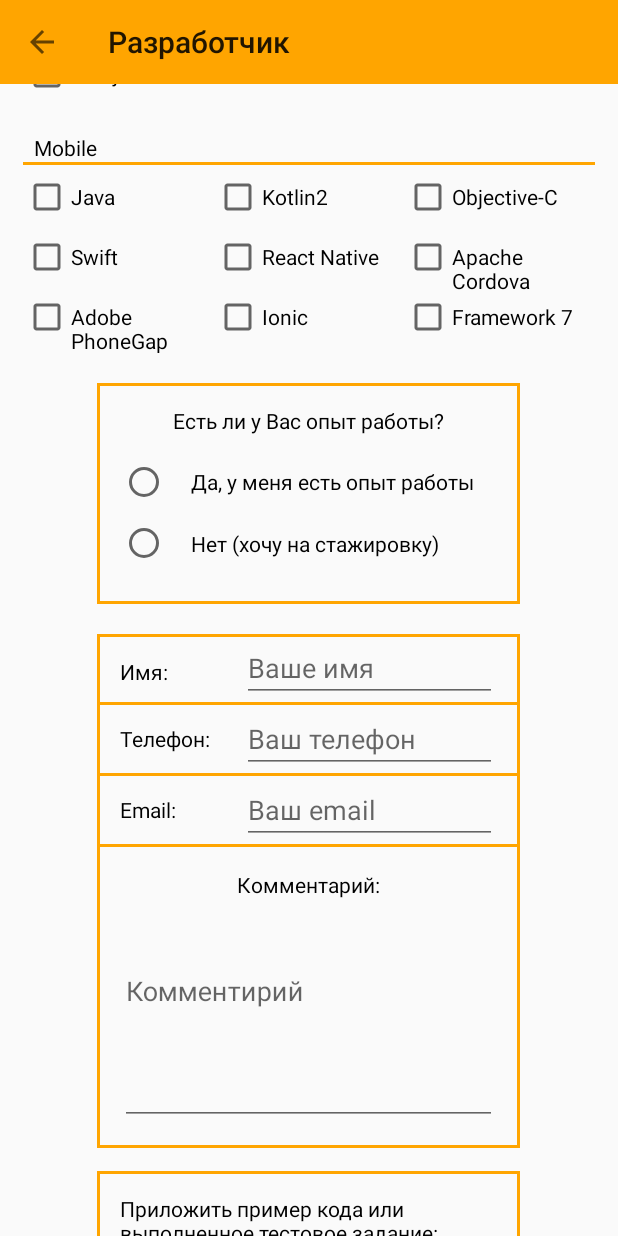
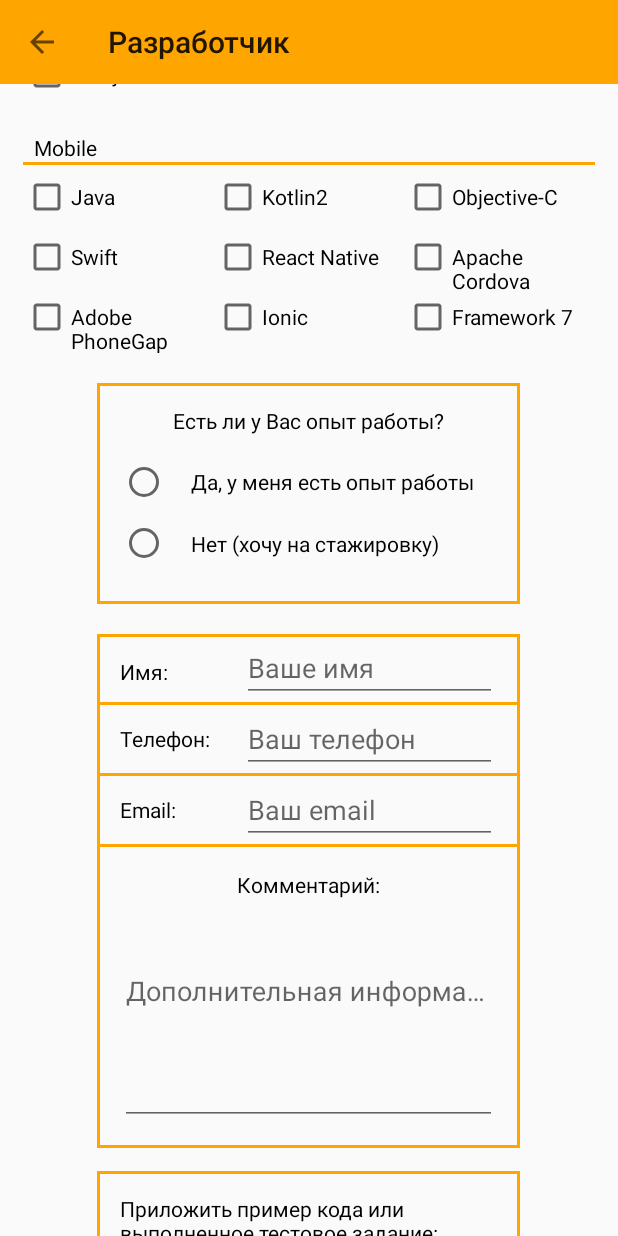
Before and after one commit to KirstenLy/hr, an Android app: the DeveloperProfessionActivity screen opened directly, with no data from a screen before it, scrolled down 537 dp, on a phone screen of 412 x 824 dp. Run offline under Robolectric (Android 15) with nearby library versions, the phone set to English and light mode, and no system bars.

Commit message:
10.12, 16:40 + фиксик

```diff
--- a/app/src/main/res/values/strings.xml
+++ b/app/src/main/res/values/strings.xml
@@ -46,7 +46,7 @@
     <string name="developer_hint_name">Ваше имя</string>
     <string name="developer_hint_phone">Ваш телефон</string>
     <string name="developer_hint_email">Ваш email</string>
-    <string name="developer_hint_comment">Комментирий</string>
+    <string name="developer_hint_comment">Дополнительная информация</string>
 
 
     <!-- Web -->
```
